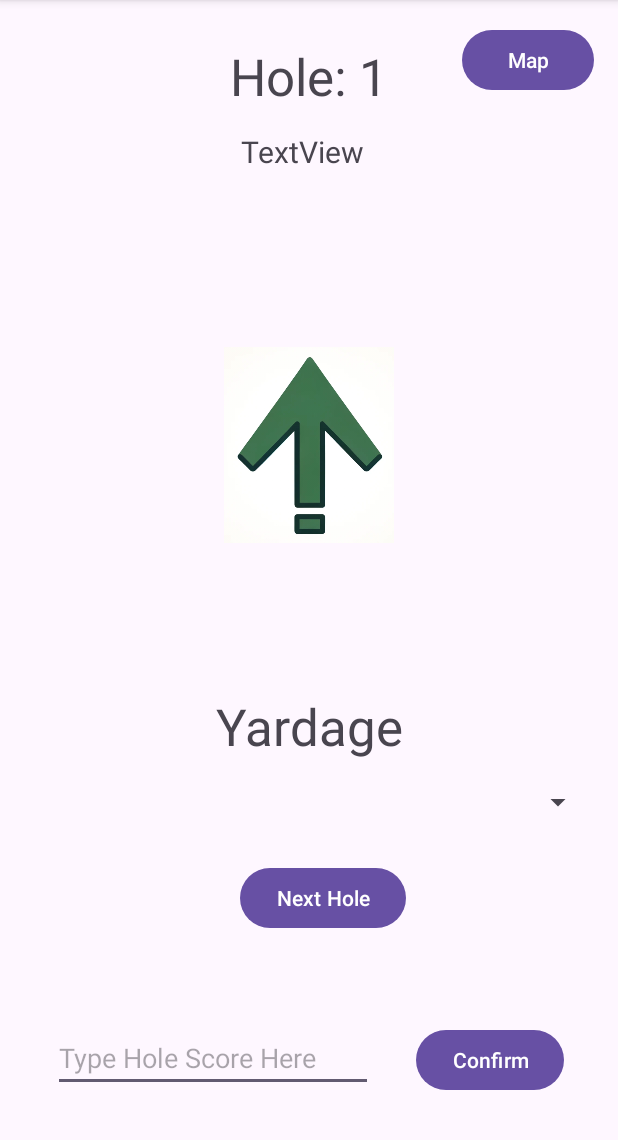
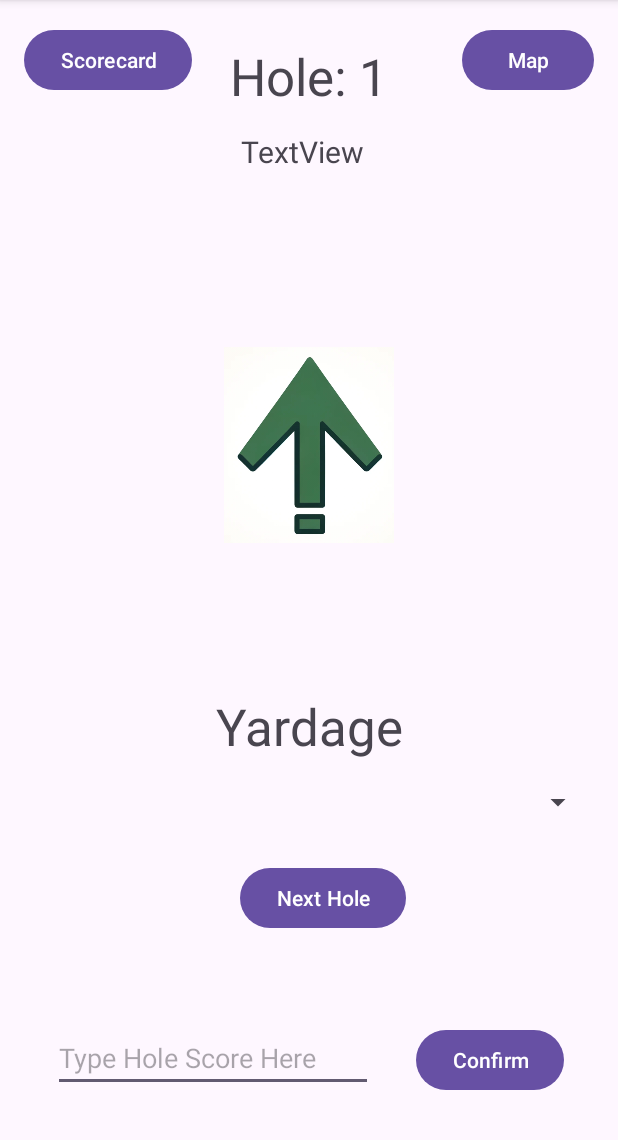
Before and after one commit to knagpal2/BadgerTee, an Android app: the RangeFinder screen opened directly, with no data from a screen before it, on a phone screen of 412 x 824 dp, the part 96-1236 px from its top. Run offline under Robolectric (Android 15) with nearby library versions, the phone set to English and light mode, and no system bars; 2 statements that could not run were skipped.

Commit message:
Readding scorecard button

```diff
--- a/app/src/main/res/layout/activity_range_finder.xml
+++ b/app/src/main/res/layout/activity_range_finder.xml
@@ -92,8 +92,8 @@
         android:layout_width="wrap_content"
         android:layout_height="wrap_content"
         android:layout_marginEnd="8dp"
+        android:onClick="onScoreSubmit"
         android:text="Confirm"
-        android:onClick="onScoreSubmit"
         app:layout_constraintBaseline_toBaselineOf="@+id/scoreInput"
         app:layout_constraintEnd_toEndOf="parent"
         app:layout_constraintStart_toEndOf="@+id/scoreInput" />
@@ -108,4 +108,15 @@
         app:layout_constraintEnd_toEndOf="parent"
         app:layout_constraintTop_toTopOf="parent" />
 
+    <Button
+        android:id="@+id/Scorecard"
+        android:layout_width="wrap_content"
+        android:layout_height="wrap_content"
+        android:layout_marginStart="16dp"
+        android:layout_marginTop="16dp"
+        android:onClick="navScorecard"
+        android:text="Scorecard"
+        app:layout_constraintStart_toStartOf="parent"
+        app:layout_constraintTop_toTopOf="parent" />
+
 </androidx.constraintlayout.widget.ConstraintLayout>
```
